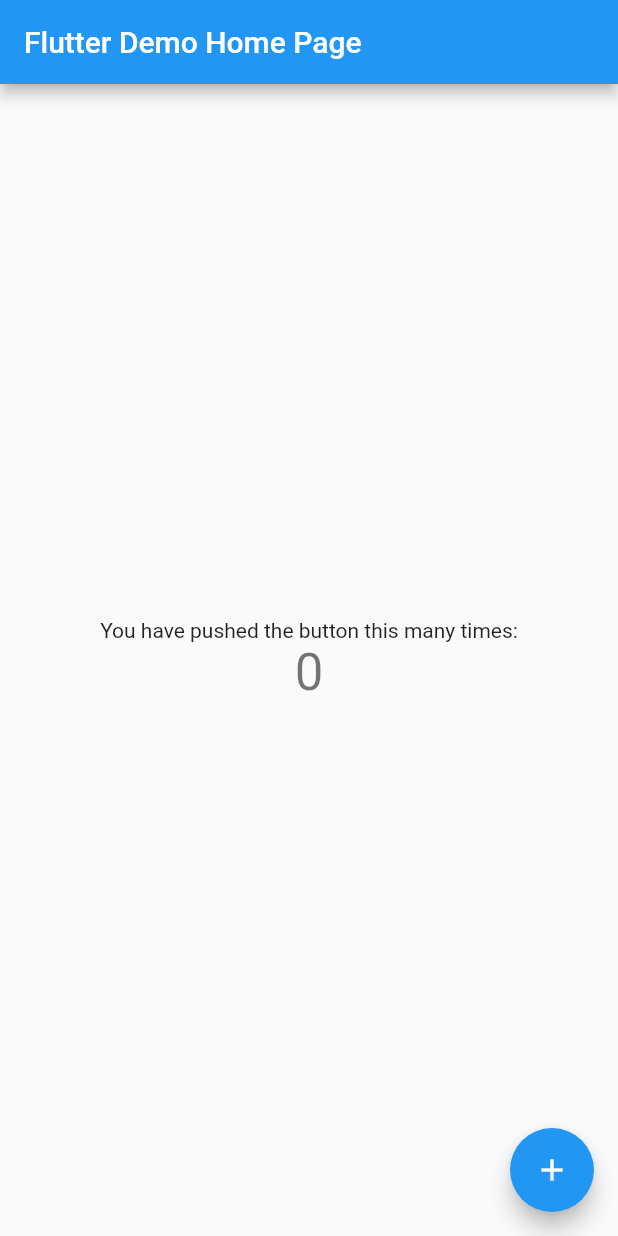
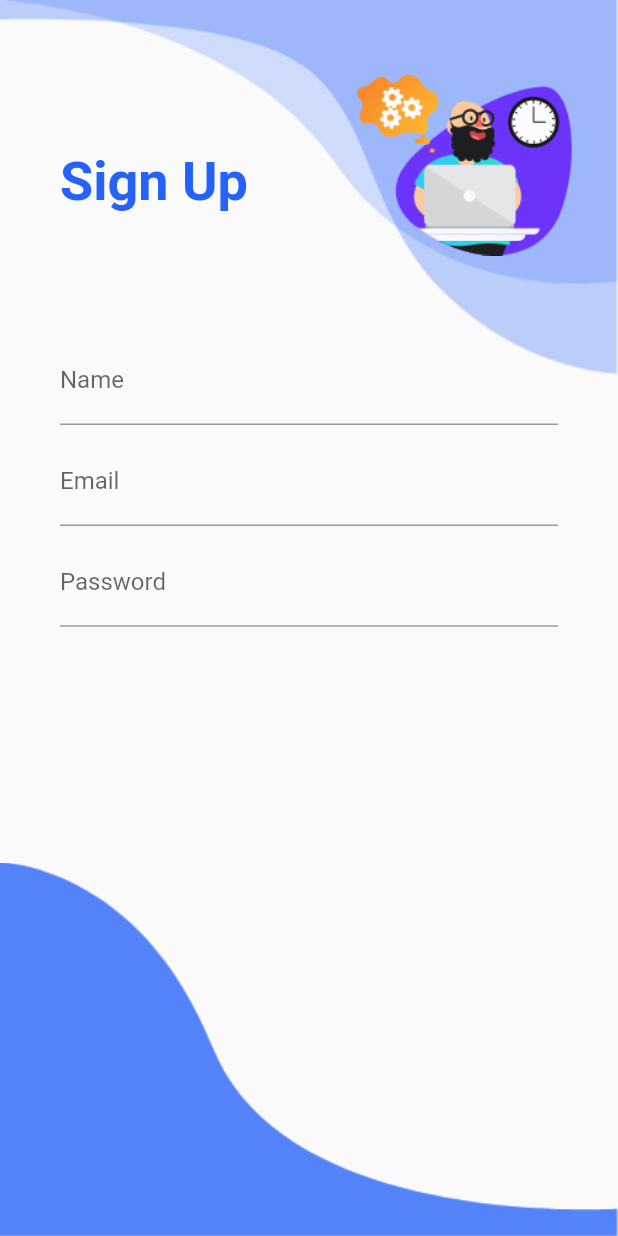
Before and after one commit to Ontor-Hazari/choise_product_contact_seller, a Flutter app: the screen it shows after launch, on a phone screen of 412 x 824 dp. Run offline on Flutter 3.47's test engine with Material 2 defaults, Android fonts, the phone set to English and light mode, and no system bars.

Commit message:
Create new project , i design login and signup page

```diff
--- /dev/null
+++ b/lib/BackgroudMainPage/background.dart
@@ -0,0 +1,58 @@
+import 'package:flutter/material.dart';
+
+class BackGround extends StatelessWidget {
+
+  final Widget child;
+
+  const BackGround({
+    Key? key,
+    required this.child,
+  }) : super(key: key);
+
+
+
+  @override
+  Widget build(BuildContext context) {
+    Size size = MediaQuery.of(context).size;
+    return Container(
+
+      child: Stack(
+        alignment: Alignment.center
+        ,
+        children: [
+          Positioned(child: Image.asset(  "assets/images/top1.png"),
+            top: 0,
+            right: 0,
+            width: size.width,
+          ),
+          Positioned(child: Image.asset(  "assets/images/top2.png"),
+            top: 0,
+            right: 0,
+            width: size.width,
+
+          ),
+          Positioned(child: Image.asset(  "assets/images/main.png"),
+            top: 50,
+            width: size.width * 0.35,
+            right: 30,
+
+          ),
+          Positioned(child: Image.asset(  "assets/images/bottom1.png"),
+            bottom: 0,
+            right: 0,
+            width: size.width,
+
+          ),
+          Positioned(child: Image.asset(  "assets/images/bottom1.png"),
+            bottom: 0,
+            right: 0,
+            width: size.width,
+          ),
+          child
+
+        ],
+      ),
+
+    );
+  }
+}
--- /dev/null
+++ b/lib/LogSign/signup.dart
@@ -0,0 +1,80 @@
+import 'dart:ui';
+
+import 'package:flutter/cupertino.dart';
+import 'package:flutter/material.dart';
+import 'package:choise_product_contact_seller/BackgroudMainPage/background.dart';
+
+class SignUp extends StatefulWidget {
+
+
+  @override
+  _SignUpState createState() => _SignUpState();
+}
+
+class _SignUpState extends State<SignUp> {
+  @override
+  Widget build(BuildContext context) {
+
+    Size size = MediaQuery.of(context).size;
+    return Scaffold(
+       body: BackGround(
+
+           child: Column(
+
+
+             children: [
+               SizedBox(
+                 height: 100,
+               )
+               ,
+            Container(
+              margin: EdgeInsets.symmetric(horizontal: 40),
+              alignment: Alignment.centerLeft
+              ,
+              child:    Text(
+                "Sign Up",style: TextStyle(fontWeight: FontWeight.bold,  color: Color(0xFF2661FA),
+                  fontSize: 36),
+                textAlign: TextAlign.left,
+              ),
+            ),
+               SizedBox(height: size.height * 0.1,),
+               Container(
+                 alignment: Alignment.center,
+                 margin: EdgeInsets.symmetric(horizontal: 40),
+                 child: TextField(
+                   decoration: InputDecoration(
+                       labelText: "Name"
+                   ),
+                 ),
+               ),
+
+               SizedBox(height: size.height * 0.01),
+
+               Container(
+                 alignment: Alignment.center,
+                 margin: EdgeInsets.symmetric(horizontal: 40),
+                 child: TextField(
+                   decoration: InputDecoration(
+                       labelText: "Email"
+                   ),
+                   obscureText: true,
+                 ),
+               ),
+               SizedBox(height: size.height * 0.01),
+
+               Container(
+                 alignment: Alignment.center,
+                 margin: EdgeInsets.symmetric(horizontal: 40),
+                 child: TextField(
+                   decoration: InputDecoration(
+                       labelText: "Password"
+                   ),
+                   obscureText: true,
+                 ),
+               ),
+             ],
+           ),
+       ),
+    );
+  }
+}
--- a/lib/main.dart
+++ b/lib/main.dart
@@ -1,115 +1,32 @@
+
 import 'package:flutter/material.dart';
+import 'BackgroudMainPage/background.dart';
+import 'LogSign/login.dart';
+import 'LogSign/signup.dart';
 
-void main() {
-  runApp(const MyApp());
+void main()
+{
+    runApp(new MaterialApp(
+      title: 'MyApp',
+      home: SignUp(),
+    ));
+
 }
 
-class MyApp extends StatelessWidget {
-  const MyApp({Key? key}) : super(key: key);
+class MyApp extends StatefulWidget {
 
-  // This widget is the root of your application.
+
+  @override
+  _MyAppState createState() => _MyAppState();
+}
+
+class _MyAppState extends State<MyApp> {
   @override
   Widget build(BuildContext context) {
-    return MaterialApp(
-      title: 'Flutter Demo',
-      theme: ThemeData(
-        // This is the theme of your application.
-        //
-        // Try running your application with "flutter run". You'll see the
-        // application has a blue toolbar. Then, without quitting the app, try
-        // changing the primarySwatch below to Colors.green and then invoke
-        // "hot reload" (press "r" in the console where you ran "flutter run",
-        // or simply save your changes to "hot reload" in a Flutter IDE).
-        // Notice that the counter didn't reset back to zero; the application
-        // is not restarted.
-        primarySwatch: Colors.blue,
-      ),
-      home: const MyHomePage(title: 'Flutter Demo Home Page'),
+    return Scaffold(
+      appBar: AppBar(title: Text("MyAplication"),),
+
+
     );
   }
 }
-
-class MyHomePage extends StatefulWidget {
-  const MyHomePage({Key? key, required this.title}) : super(key: key);
-
-  // This widget is the home page of your application. It is stateful, meaning
-  // that it has a State object (defined below) that contains fields that affect
-  // how it looks.
-
-  // This class is the configuration for the state. It holds the values (in this
-  // case the title) provided by the parent (in this case the App widget) and
-  // used by the build method of the State. Fields in a Widget subclass are
-  // always marked "final".
-
-  final String title;
-
-  @override
-  State<MyHomePage> createState() => _MyHomePageState();
-}
-
-class _MyHomePageState extends State<MyHomePage> {
-  int _counter = 0;
-
-  void _incrementCounter() {
-    setState(() {
-      // This call to setState tells the Flutter framework that something has
-      // changed in this State, which causes it to rerun the build method below
-      // so that the display can reflect the updated values. If we changed
-      // _counter without calling setState(), then the build method would not be
-      // called again, and so nothing would appear to happen.
-      _counter++;
-    });
-  }
-
-  @override
-  Widget build(BuildContext context) {
-    // This method is rerun every time setState is called, for instance as done
-    // by the _incrementCounter method above.
-    //
-    // The Flutter framework has been optimized to make rerunning build methods
-    // fast, so that you can just rebuild anything that needs updating rather
-    // than having to individually change instances of widgets.
-    return Scaffold(
-      appBar: AppBar(
-        // Here we take the value from the MyHomePage object that was created by
-        // the App.build method, and use it to set our appbar title.
-        title: Text(widget.title),
-      ),
-      body: Center(
-        // Center is a layout widget. It takes a single child and positions it
-        // in the middle of the parent.
-        child: Column(
-          // Column is also a layout widget. It takes a list of children and
-          // arranges them vertically. By default, it sizes itself to fit its
-          // children horizontally, and tries to be as tall as its parent.
-          //
-          // Invoke "debug painting" (press "p" in the console, choose the
-          // "Toggle Debug Paint" action from the Flutter Inspector in Android
-          // Studio, or the "Toggle Debug Paint" command in Visual Studio Code)
-          // to see the wireframe for each widget.
-          //
-          // Column has various properties to control how it sizes itself and
-          // how it positions its children. Here we use mainAxisAlignment to
-          // center the children vertically; the main axis here is the vertical
-          // axis because Columns are vertical (the cross axis would be
-          // horizontal).
-          mainAxisAlignment: MainAxisAlignment.center,
-          children: <Widget>[
-            const Text(
-              'You have pushed the button this many times:',
-            ),
-            Text(
-              '$_counter',
-              style: Theme.of(context).textTheme.headline4,
-            ),
-          ],
-        ),
-      ),
-      floatingActionButton: FloatingActionButton(
-        onPressed: _incrementCounter,
-        tooltip: 'Increment',
-        child: const Icon(Icons.add),
-      ), // This trailing comma makes auto-formatting nicer for build methods.
-    );
-  }
-}
```
Also changed, not shown: lib/LogSign/login.dart (added, +111 -0 lines), pubspec.yaml (+7 -1 lines), assets/images/bottom1.png (added), assets/images/bottom2.png (added), assets/images/main.png (added), assets/images/top1.png (added), assets/images/top2.png (added), 2 other files.
